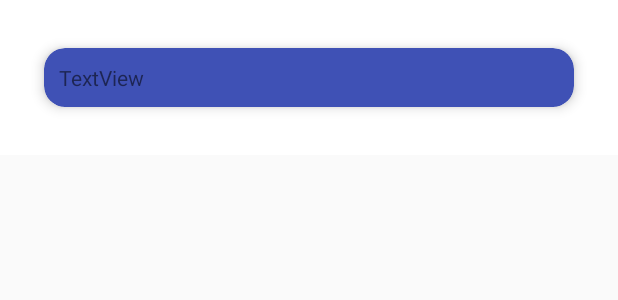
After one commit to poojanshah2005/FinalProject, an Android app: the layout drink_card.xml on its own in the app's theme, with its tools: preview values and no code run, on a phone screen of 412 x 824 dp. The commit adds this screen. Shown: the top 300 px of the screen. Run offline under Robolectric (Android 15) with nearby library versions, the phone set to English and light mode, and no system bars.

Commit message:
showing List of drinks

```diff
--- a/app/build.gradle
+++ b/app/build.gradle
@@ -69,4 +69,5 @@ dependencies {
     compile 'com.android.support:support-v4:26.+'
     compile 'com.squareup.picasso:picasso:2.5.2'
     testCompile 'junit:junit:4.12'
+    compile 'com.android.support:cardview-v7:26.0.0-alpha1'
 }
--- /dev/null
+++ b/app/src/main/res/layout/drink_card.xml
@@ -0,0 +1,35 @@
+<?xml version="1.0" encoding="utf-8"?>
+<RelativeLayout xmlns:android="http://schemas.android.com/apk/res/android"
+    xmlns:app="http://schemas.android.com/apk/res-auto"
+    android:layout_width="match_parent"
+    android:layout_height="wrap_content"
+    android:background="@color/cardview_light_background"
+    android:padding="20dp">
+
+    <android.support.v7.widget.CardView
+        android:layout_width="match_parent"
+        android:layout_height="wrap_content"
+        app:cardBackgroundColor="@color/colorPrimary"
+        app:cardCornerRadius="14dp"
+        app:cardElevation="5dp"
+        app:cardUseCompatPadding="true"
+        app:contentPadding="10dp">
+
+        <RelativeLayout
+            android:layout_width="match_parent"
+            android:layout_height="wrap_content">
+
+            <ImageView
+                android:id="@+id/ivDrinkThumb"
+                android:layout_width="wrap_content"
+                android:layout_height="wrap_content" />
+
+            <TextView
+                android:id="@+id/tvDrink"
+                android:layout_width="match_parent"
+                android:layout_height="wrap_content"
+                android:text="TextView" />
+        </RelativeLayout>
+    </android.support.v7.widget.CardView>
+
+</RelativeLayout>
```
Also changed, not shown: app/src/main/java/com/example/shahp/finalproject/Adapters/DrinkAdapter.java (added, +53 -0 lines), app/src/main/java/com/example/shahp/finalproject/Fragment/DrinksFragment.java (+16 -14 lines), app/src/main/res/layout/fragment_drinks.xml (+4 -5 lines).
